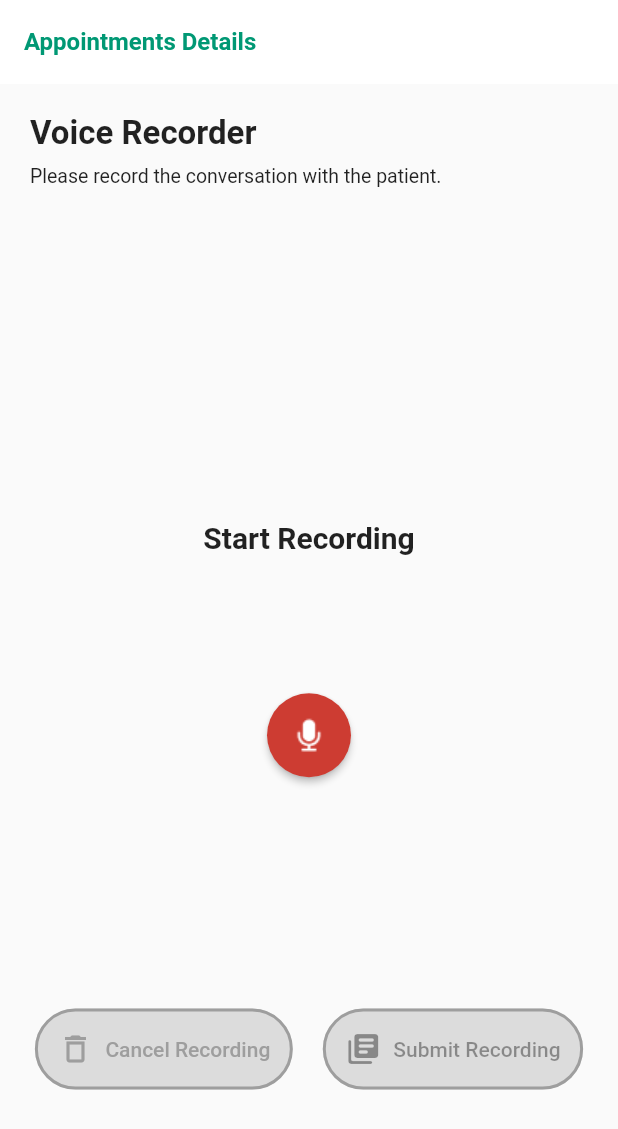
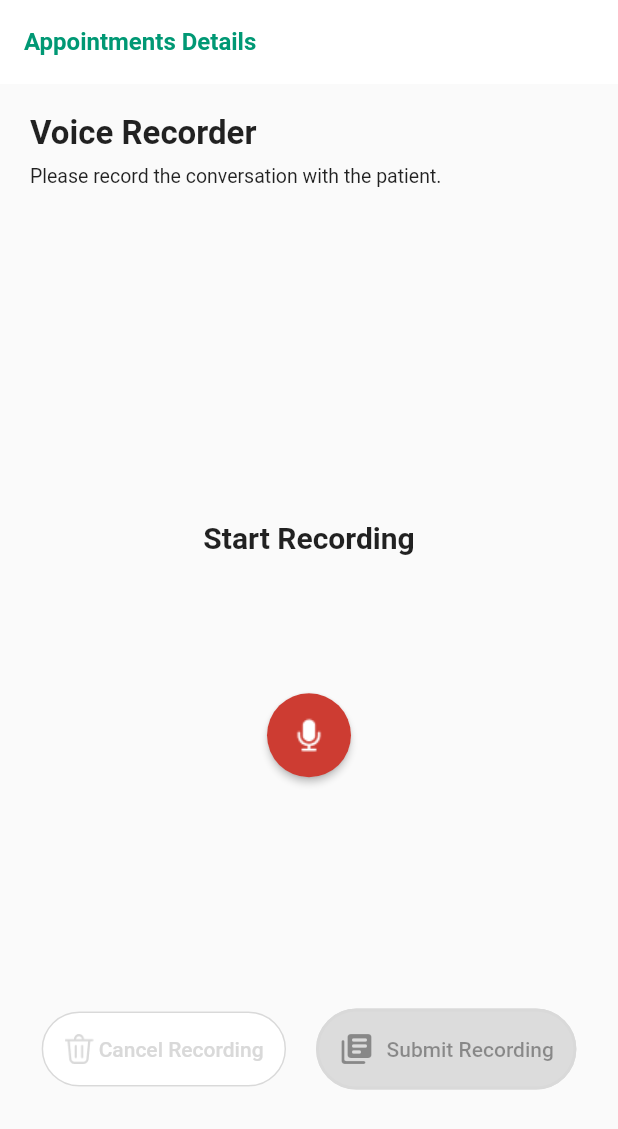
Before and after one commit to rohansolse/recorder_poc, a Flutter app: the screen it shows after launch, on a phone screen of 412 x 824 dp. Shown: the top 1129 px of the screen. Run offline on Flutter 3.47's test engine with Material 2 defaults, Android fonts, the phone set to English and light mode, and no system bars; drawn by our look-alikes of avatar_glow; our stand-ins replace audioplayers; missing offline and left inert: record; statements that could not run were skipped.

Commit message:
working cancel recoding button with png

```diff
--- a/lib/constants.dart
+++ b/lib/constants.dart
@@ -2,7 +2,7 @@
 
 class RecorderConstants {
   static const primaryColor = Color.fromRGBO(0, 152, 116, 1);
-  static const scondaryColor = Color.fromRGBO(158, 158, 158, 1);
+  static const scondaryColor = Color.fromRGBO(217, 217, 217, 1);
   static const redButtonColor = Color.fromRGBO(205, 60, 50, 1);
   static const sliderActiveColor = Color.fromRGBO(0, 102, 78, 1);
   static const sliderInActiveColor = Color.fromRGBO(201, 201, 201, 1);
--- a/lib/main.dart
+++ b/lib/main.dart
@@ -117,35 +117,48 @@
             Row(
               mainAxisAlignment: MainAxisAlignment.center,
               children: [
-                ElevatedButton.icon(
-                  icon: Icon(
-                    Icons.delete_outline_outlined,
-                    color: showPlayer ? RecorderConstants.primaryColor : RecorderConstants.scondaryColor,
-                  ),
-                  label: Text(
-                    RecorderConstants.cancelRecording,
-                    style: showPlayer
-                        ? const TextStyle(color: RecorderConstants.primaryColor)
-                        : const TextStyle(
-                            color: RecorderConstants.scondaryColor,
-                          ),
-                  ),
+                ElevatedButton(
                   onPressed: showPlayer
                       ? () {
                           setState(() {
                             showPlayer = false;
                           });
                         }
-                      : null,
+                      : () {},
                   style: ElevatedButton.styleFrom(
+                    elevation: 0,
                     backgroundColor: RecorderConstants.whiteColor,
                     padding: const EdgeInsets.symmetric(horizontal: 15.0, vertical: 15.0),
                     shape: RoundedRectangleBorder(
                       borderRadius: BorderRadius.circular(50.0),
                       side: showPlayer
-                          ? const BorderSide(color: RecorderConstants.primaryColor, width: 2)
-                          : const BorderSide(color: RecorderConstants.scondaryColor, width: 2),
+                          ? const BorderSide(color: RecorderConstants.primaryColor, width: 1)
+                          : const BorderSide(color: RecorderConstants.scondaryColor, width: 1),
                     ),
+                  ),
+                  child: Row(
+                    children: [
+                      showPlayer
+                          ? Image.asset(
+                              'assets/cancelActive.png',
+                              height: 20,
+                              width: 20,
+                            )
+                          : Image.asset(
+                              'assets/cancelInactive.png',
+                              height: 20,
+                              width: 20,
+                            ),
+                      const SizedBox(width: 3),
+                      Text(
+                        RecorderConstants.cancelRecording,
+                        style: showPlayer
+                            ? const TextStyle(color: RecorderConstants.primaryColor)
+                            : const TextStyle(
+                                color: RecorderConstants.scondaryColor,
+                              ),
+                      ),
+                    ],
                   ),
                 ),
                 const SizedBox(width: 20),
@@ -158,6 +171,7 @@
                         }
                       : null,
                   style: ElevatedButton.styleFrom(
+                    elevation: 0,
                     backgroundColor: RecorderConstants.primaryColor,
                     padding: const EdgeInsets.symmetric(horizontal: 15.0, vertical: 15.0),
                     shape: RoundedRectangleBorder(
```
Also changed, not shown: assets/cancelActive.png (added), assets/cancelInactive.png (added).
